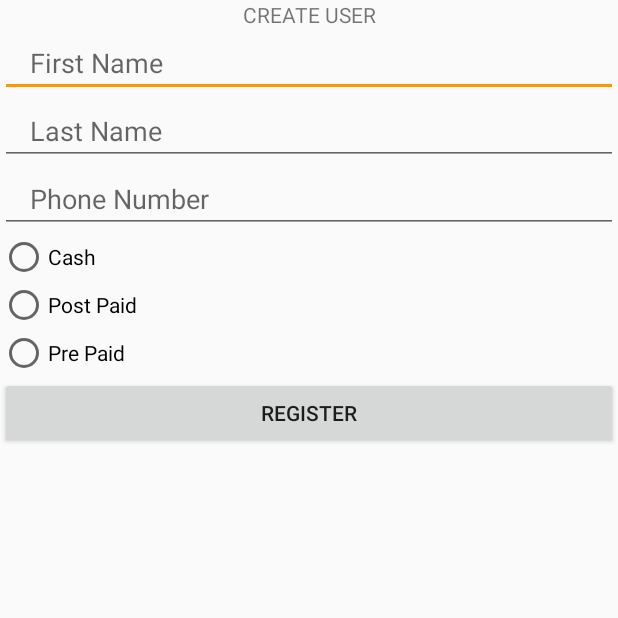
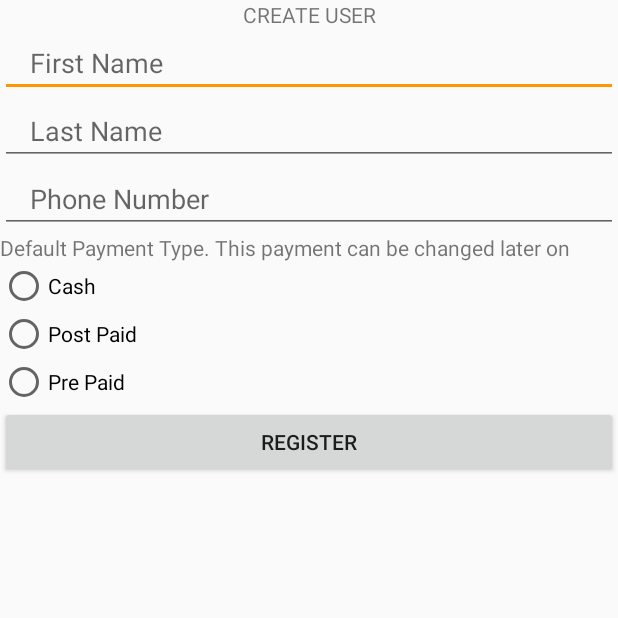
Before and after one commit to ikialo/MyApplication2, an Android app: the NewClientActivity screen opened directly, with no data from a screen before it, on a phone screen of 412 x 824 dp, the top half of it. Run offline under Robolectric (Android 15) with nearby library versions, the phone set to English and light mode, and no system bars; our stand-ins replace Firebase (no records; nobody signed in at launch, a user with empty details on screens opened directly); 2 statements that could not run were skipped.

Commit message:
App released: the app release has has: Still yet to be tested - Authentication - Register Client

```diff
--- a/app/build.gradle
+++ b/app/build.gradle
@@ -9,12 +9,12 @@ android {
         targetSdkVersion 28
         versionCode 5
         versionName "1.0.4"
-        multiDexEnabled false
+        multiDexEnabled true
         testInstrumentationRunner "android.support.test.runner.AndroidJUnitRunner"
     }
     buildTypes {
         release {
-            minifyEnabled true
+            minifyEnabled false
             proguardFiles getDefaultProguardFile('proguard-android-optimize.txt'), 'proguard-rules.pro'
         }
     }
--- a/app/src/main/java/com/metrolinq/isaac/myapplication/SplashActivity.java
+++ b/app/src/main/java/com/metrolinq/isaac/myapplication/SplashActivity.java
@@ -31,7 +31,7 @@ public class SplashActivity extends AppCompatActivity {
         new Handler().postDelayed(new Runnable() {
             @Override
             public void run() {
-                Intent intent = new Intent(SplashActivity.this, StartPageActivity.class);
+                Intent intent = new Intent(SplashActivity.this, RegisActivity.class);
                 startActivity(intent);
                 finish();
             }
--- a/app/src/main/res/layout/activity_new_client.xml
+++ b/app/src/main/res/layout/activity_new_client.xml
@@ -47,6 +47,12 @@
     <!--android:layout_width="match_parent"-->
     <!--android:layout_height="wrap_content" />-->
 
+
+    <TextView
+        android:text="Default Payment Type. This payment can be changed later on"
+        android:layout_width="match_parent"
+        android:layout_height="wrap_content" />
+
     <RadioGroup
         android:id="@+id/radioBut"
         android:layout_width="match_parent"
@@ -71,6 +77,7 @@
     </RadioGroup>
 
     <Button
+        android:enabled="false"
         android:id="@+id/registerBtn"
         android:text="Register"
         android:layout_width="match_parent"
--- a/app/src/main/res/layout/activity_start_page.xml
+++ b/app/src/main/res/layout/activity_start_page.xml
@@ -24,8 +24,10 @@
             android:textColor="@color/MetroGold"
             android:text="Privacy Policy" />
         <TextView
+            android:textColor="@color/MetroGold"
             android:layout_gravity="end"
             android:gravity="end"
+            android:textSize="18dp"
             android:layout_weight="50"
             android:id="@+id/logout"
             android:layout_width="match_parent"
```
Also changed, not shown: app/src/main/java/com/metrolinq/isaac/myapplication/NewClientActivity.java (+35 -16 lines), app/src/main/java/com/metrolinq/isaac/myapplication/RegisActivity.java (+8 -1 lines), 1 other file.
